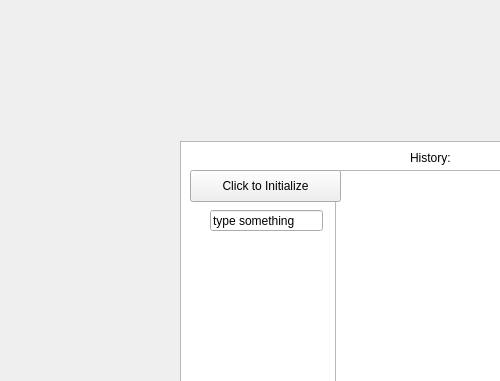
mys21/ASRC_TA, file small_gui.ui: the form before one commit; both pictures show x 0 to 500 and y 0 to 381 of the 800 by 600 pixel window.
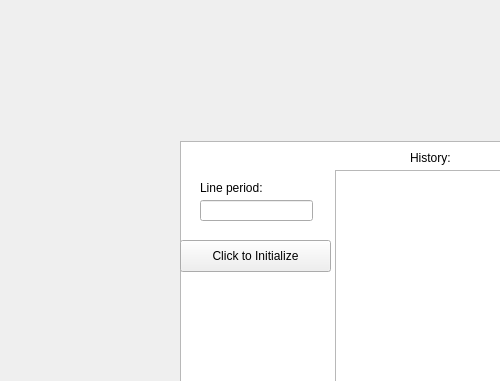
The form after the commit.

Commit message: cleaned up small gui and added line period input

What changed in the file:
```diff
--- a/small_gui.ui
+++ b/small_gui.ui
@@ -27,14 +27,14 @@
    <widget class="QLineEdit" name="lineEdit">
     <property name="geometry">
      <rect>
-      <x>210</x>
-      <y>210</y>
+      <x>200</x>
+      <y>200</y>
       <width>113</width>
       <height>21</height>
      </rect>
     </property>
     <property name="text">
-     <string>type something</string>
+     <string/>
     </property>
    </widget>
    <widget class="QTextBrowser" name="History">
@@ -50,8 +50,8 @@
    <widget class="QPushButton" name="initializeButton">
     <property name="geometry">
      <rect>
-      <x>190</x>
-      <y>170</y>
+      <x>180</x>
+      <y>240</y>
       <width>151</width>
       <height>32</height>
      </rect>
@@ -73,6 +73,19 @@
      <string>History:</string>
     </property>
    </widget>
+   <widget class="QLabel" name="linePeriodLabel">
+    <property name="geometry">
+     <rect>
+      <x>200</x>
+      <y>180</y>
+      <width>71</width>
+      <height>16</height>
+     </rect>
+    </property>
+    <property name="text">
+     <string>Line period:</string>
+    </property>
+   </widget>
   </widget>
   <widget class="QMenuBar" name="menubar">
    <property name="geometry">
```
Left out of the diff: 2 changed lines with no effect on the pictures. The commit also changes 3 other files.
